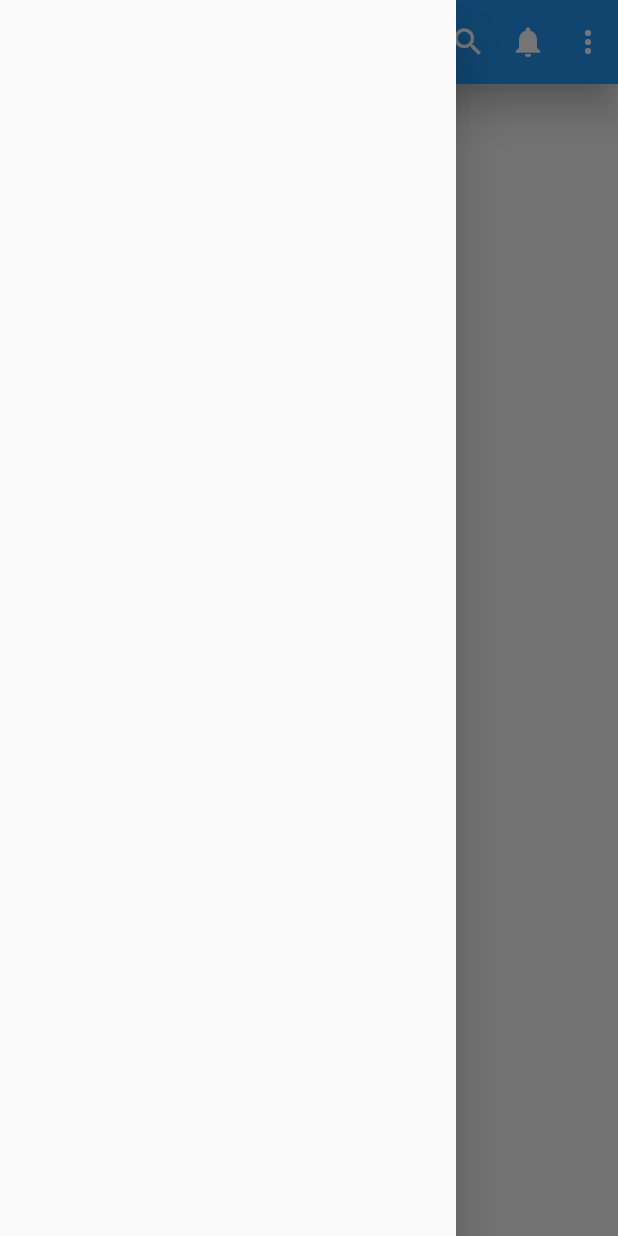
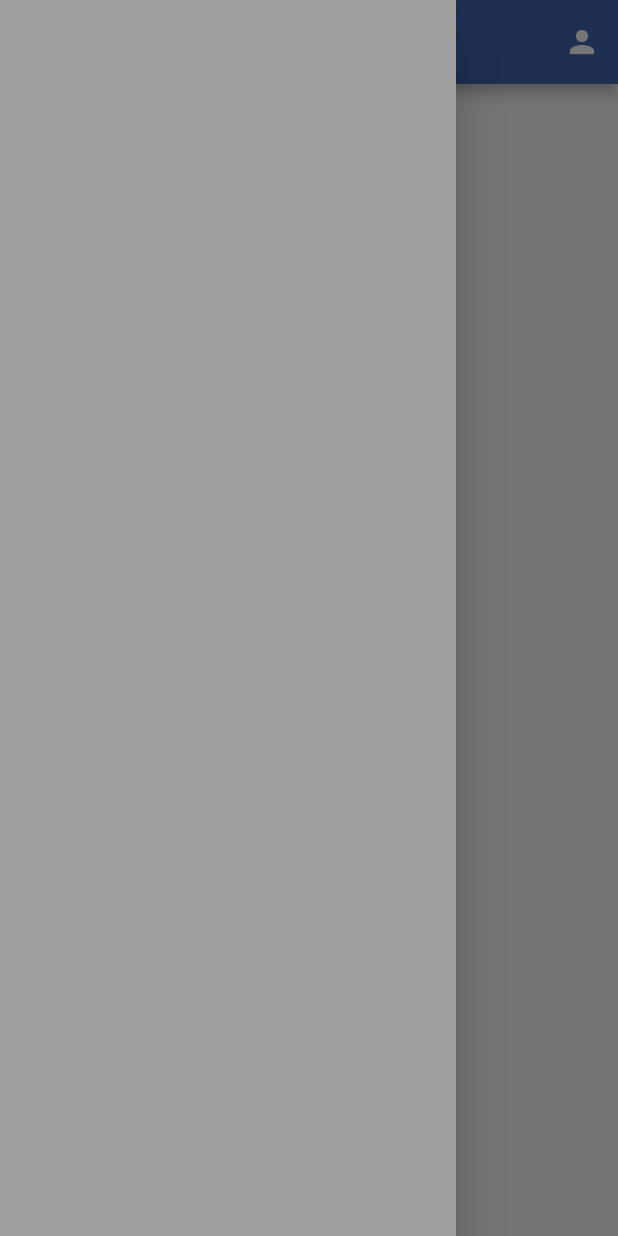
Before and after one commit to kgleader/bir_app_news, a Flutter app: the screen it shows after launch, with the side drawer open, on a phone screen of 412 x 824 dp. Run offline on Flutter 3.47's test engine with Material 2 defaults, Android fonts, the light colour scheme and no system bars.

Commit message:
added UI components

```diff
--- a/lib/app.dart
+++ b/lib/app.dart
@@ -1,6 +1,6 @@
 import 'package:flutter/material.dart';
 
-import 'home.dart';
+import 'home_page.dart';
 
 class MyApp extends StatelessWidget {
   const MyApp({super.key});
@@ -12,7 +12,7 @@
       theme: ThemeData(
         primarySwatch: Colors.green,
       ),
-      home: const DrawerPage(title: 'Жанылыктар'),
+      home: const BottomNavBar('Жанылыктар'),
     );
   }
 }
--- a/lib/home.dart
+++ /dev/null
@@ -1,41 +0,0 @@
-import 'package:flutter/material.dart';
-
-class DrawerPage extends StatefulWidget {
-  const DrawerPage({super.key, required this.title});
-
-  final String title;
-
-  @override
-  State<DrawerPage> createState() => _DrawerPageState();
-}
-
-class _DrawerPageState extends State<DrawerPage> {
-  @override
-  Widget build(BuildContext context) {
-    return Scaffold(
-      appBar: AppBar(
-        title: const Text(
-          "Жанылыктар",
-          style: TextStyle(fontSize: 18, color: Colors.white70),
-        ),
-        elevation: 10,
-        backgroundColor: Colors.blue,
-        actions: const [
-          Padding(
-            padding: EdgeInsets.all(8.0),
-            child: Icon(Icons.search),
-          ),
-          Padding(
-            padding: EdgeInsets.all(8.0),
-            child: Icon(Icons.notifications),
-          ),
-          Padding(
-            padding: EdgeInsets.all(8.0),
-            child: Icon(Icons.more_vert),
-          ),
-        ],
-      ),
-      drawer: const Drawer(),
-    );
-  }
-}
--- /dev/null
+++ b/lib/home_page.dart
@@ -0,0 +1,115 @@
+// ignore_for_file: non_constant_identifier_names
+
+import 'package:bir_app/pageOne.dart';
+import 'package:bir_app/pageTwo.dart';
+import 'package:flutter/material.dart';
+import 'package:flutter/services.dart';
+
+import 'end_drawer.dart';
+
+class BottomNavBar extends StatefulWidget {
+  const BottomNavBar(String s, {super.key});
+
+  @override
+  _BottomNavBarState createState() => _BottomNavBarState();
+}
+
+class _BottomNavBarState extends State<BottomNavBar> {
+  late int _pageIndex = 0;
+  final _bottomNavigationKey = GlobalKey();
+
+  List pages = [
+    MyRoute(
+      iconData: Icons.home,
+      page: const PageOne(),
+    ),
+    MyRoute(
+      iconData: Icons.calendar_today,
+      page: const PageTwo(),
+    ),
+  ];
+
+  @override
+  Widget build(BuildContext context) {
+    return Scaffold(
+      appBar: AppBar(
+        // Below makes the text above title white (=dark) or black (=light)
+        title: const Text('Жанылыктар'),
+        // Below makes the AppBar background a desired color
+        backgroundColor: const Color(0xff4367b1),
+        leading: Builder(
+          builder: (context) {
+            return IconButton(
+              icon: const Icon(Icons.settings),
+              onPressed: () {
+                Scaffold.of(context).openDrawer();
+              },
+            );
+          },
+        ),
+        actions: <Widget>[
+          Builder(
+            builder: (context) {
+              return IconButton(
+                icon: const Icon(Icons.person),
+                onPressed: () {
+                  Scaffold.of(context).openEndDrawer();
+                },
+              );
+            },
+          )
+        ],
+        systemOverlayStyle: SystemUiOverlayStyle.light,
+      ),
+      drawer: const Drawer(),
+      endDrawer: const EndDrawer(),
+      bottomNavigationBar: CurvedNavigationBar(
+        key: _bottomNavigationKey,
+        index: 0,
+        height: 60.0,
+        items: pages
+            .map(
+              (p) => Icon(
+                p.iconData,
+                size: 30,
+                color: Colors.white,
+              ),
+            )
+            .toList(),
+        color: const Color(0xff4367b1),
+        buttonBackgroundColor: const Color(0xff4367b1),
+        backgroundColor: Colors.white,
+        animationCurve: Curves.easeInOut,
+        animationDuration: const Duration(milliseconds: 500),
+        onTap: (index) {
+          setState(
+            () {
+              _pageIndex = index;
+            },
+          );
+        },
+      ),
+      backgroundColor: Colors.white,
+      body: pages[_pageIndex].page,
+    );
+  }
+
+  CurvedNavigationBar(
+      {required GlobalKey<State<StatefulWidget>> key,
+      required int index,
+      required double height,
+      required List<Icon> items,
+      required Color color,
+      required Color buttonBackgroundColor,
+      required Color backgroundColor,
+      required Cubic animationCurve,
+      required Duration animationDuration,
+      required Null Function(dynamic index) onTap}) {}
+}
+
+class MyRoute {
+  final IconData iconData;
+  final Widget page;
+
+  MyRoute({required this.iconData, required this.page});
+}
--- /dev/null
+++ b/lib/pageOne.dart
@@ -0,0 +1,15 @@
+import 'package:flutter/material.dart';
+
+class PageOne extends StatefulWidget {
+  const PageOne({super.key});
+
+  @override
+  State<PageOne> createState() => _PageOneState();
+}
+
+class _PageOneState extends State<PageOne> {
+  @override
+  Widget build(BuildContext context) {
+    return Container();
+  }
+}
```
Also changed, not shown: lib/drawer.dart (added, +156 -0 lines), lib/end_drawer.dart (added, +163 -0 lines), lib/main.dart (+7 -2 lines), lib/pageTwo.dart (added, +15 -0 lines), pubspec.yaml (+8 -67 lines), pubspec.lock.
